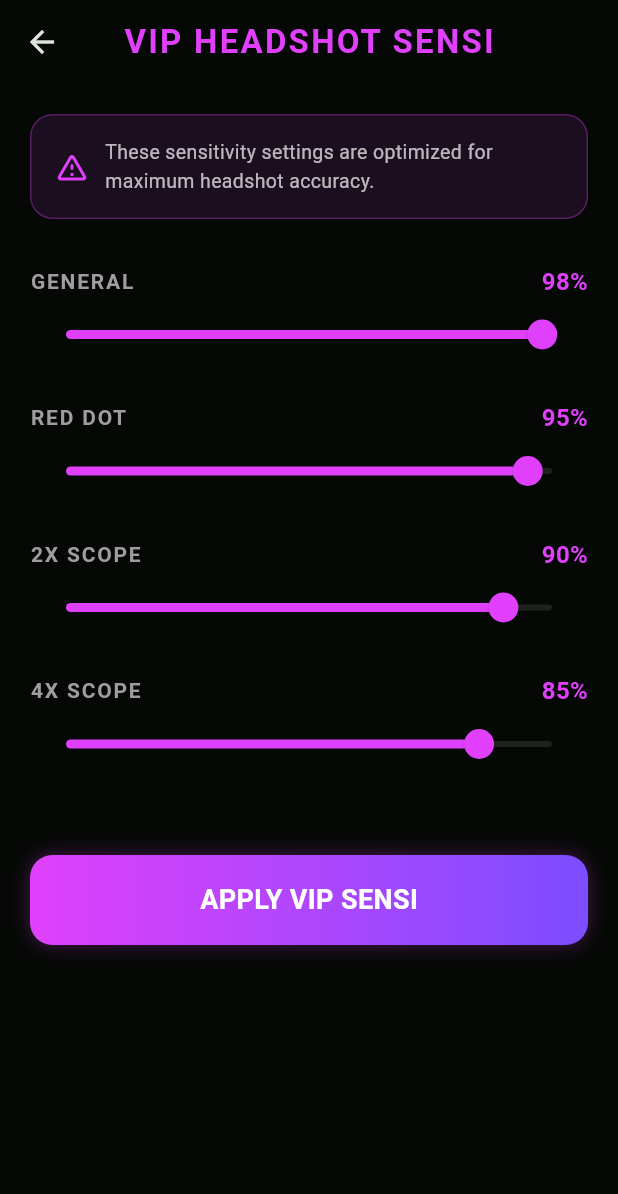
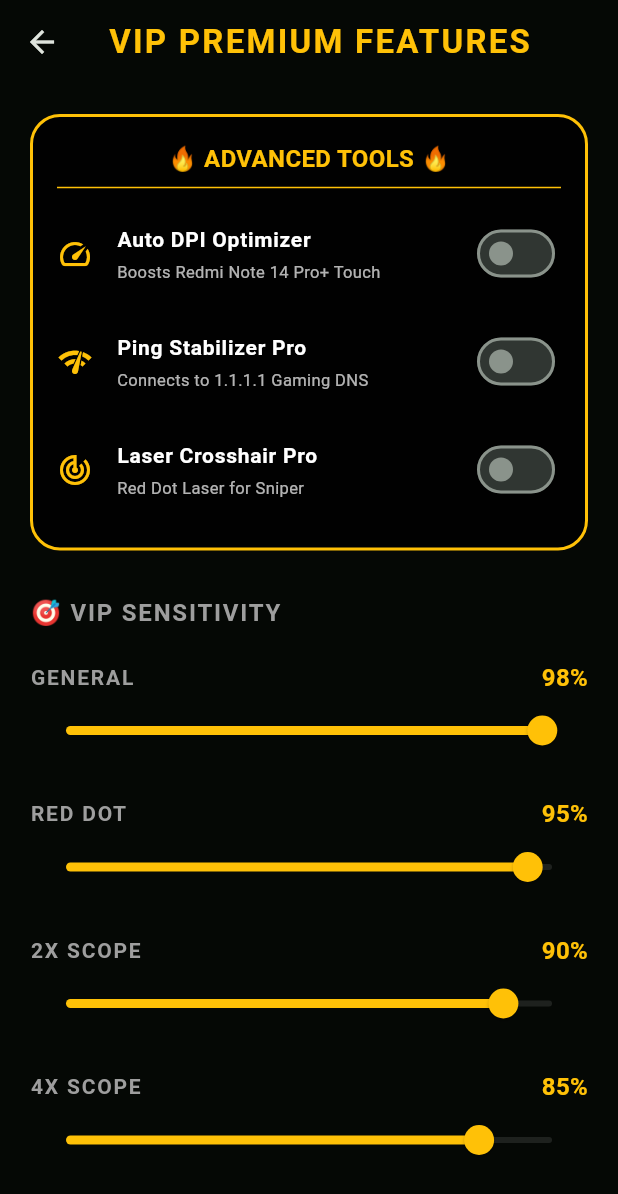
Before and after one commit to mdzaberahmed/my_new_apps, a Flutter app: the VipSensiPage screen opened directly, on a phone screen of 412 x 824 dp. Shown: the top 1194 px of the screen. Run offline on Flutter 3.47's test engine with Material 3 defaults, Android fonts, the phone set to English and light mode, and no system bars; our stand-ins replace google_mobile_ads; missing offline and left inert: installed_apps.

Commit message:
git push origin main

```diff
--- a/lib/main.dart
+++ b/lib/main.dart
@@ -1,4 +1,4 @@
-            import 'dart:async';
+import 'dart:async';
 import 'package:flutter/material.dart';
 import 'package:installed_apps/installed_apps.dart';
 import 'package:installed_apps/app_info.dart';
@@ -47,7 +47,6 @@ class _PremiumBoostPanelState extends State<PremiumBoostPanel> with TickerProvid
   List<AppInfo> _installedApps = [];
   bool _isLoadingApps = true;
 
-  // শুধুমাত্র ভিআইপি বাটনের জন্য Rewarded Ad
   RewardedAd? _rewardedAd;
 
   @override
@@ -58,13 +57,12 @@ class _PremiumBoostPanelState extends State<PremiumBoostPanel> with TickerProvid
       if(mounted) setState(() { _ping = 50 + math.Random().nextInt(10); _temp = 38 + math.Random().nextInt(4); });
     });
     _loadApps();
-    _loadRewardedAd(); // অ্যাপ ওপেন হলেই ভিডিও অ্যাড লোড হয়ে থাকবে
+    _loadRewardedAd();
   }
 
-  // আপনার আসল Rewarded ID দিয়ে অ্যাড লোড করা হচ্ছে
   void _loadRewardedAd() {
     RewardedAd.load(
-      adUnitId: 'ca-app-pub-1591007651969921/1768812277', // Your Real Rewarded ID
+      adUnitId: 'ca-app-pub-1591007651969921/1768812277',
       request: const AdRequest(),
       rewardedAdLoadCallback: RewardedAdLoadCallback(
         onAdLoaded: (ad) => _rewardedAd = ad,
@@ -73,13 +71,12 @@ class _PremiumBoostPanelState extends State<PremiumBoostPanel> with TickerProvid
     );
   }
 
-  // ভিআইপি বাটনে ক্লিক করলে এই ফাংশনটি কাজ করবে
   void _showRewardedAdAndNavigate() {
     if (_rewardedAd != null) {
       _rewardedAd!.fullScreenContentCallback = FullScreenContentCallback(
         onAdDismissedFullScreenContent: (ad) {
           ad.dispose();
-          _loadRewardedAd(); // পরের বারের জন্য আবার অ্যাড লোড করবে
+          _loadRewardedAd();
         },
         onAdFailedToShowFullScreenContent: (ad, error) {
           ad.dispose();
@@ -88,12 +85,10 @@ class _PremiumBoostPanelState extends State<PremiumBoostPanel> with TickerProvid
         },
       );
 
-      // ভিডিও অ্যাড দেখা শেষ হলে ইউজারের পুরস্কার (VIP পেজে যাওয়া)
       _rewardedAd!.show(onUserEarnedReward: (AdWithoutView ad, RewardItem reward) {
         Navigator.push(context, MaterialPageRoute(builder: (context) => const VipSensiPage()));
       });
     } else {
-      // যদি নেট প্রবলেমের কারণে অ্যাড লোড না হয়, তবে এমনিতেই পেজে ঢুকতে দেবে
       Navigator.push(context, MaterialPageRoute(builder: (context) => const VipSensiPage()));
       _loadRewardedAd();
     }
@@ -124,7 +119,7 @@ class _PremiumBoostPanelState extends State<PremiumBoostPanel> with TickerProvid
   @override
   Widget build(BuildContext context) {
     return Scaffold(
-      appBar: AppBar(title: const Text('FF GAMING HUB'), leading: const Icon(Icons.menu)),
+      appBar: AppBar(title: const Text('FF GAMING HUB PREMIUM'), leading: const Icon(Icons.menu)),
       body: SingleChildScrollView(
         padding: const EdgeInsets.all(20.0),
         child: Column(
@@ -217,11 +212,11 @@ class _PremiumBoostPanelState extends State<PremiumBoostPanel> with TickerProvid
 
   Widget _buildVipSensiButton() {
     return InkWell(
-      onTap: _showRewardedAdAndNavigate, // <--- ভিডিও অ্যাড ফাংশন
+      onTap: _showRewardedAdAndNavigate,
       child: Container(
         height: 70, width: double.infinity,
         decoration: BoxDecoration(color: const Color(0xFF1A221A), borderRadius: BorderRadius.circular(20), border: Border.all(color: Colors.purpleAccent.withOpacity(0.3))),
-        child: const Row(mainAxisAlignment: MainAxisAlignment.center, children: [Icon(Icons.radar, color: Colors.purpleAccent), SizedBox(width: 10), Text("🔥 VIP SENSI (HEADSHOT)", style: TextStyle(color: Colors.purpleAccent, fontWeight: FontWeight.bold))]),
+        child: const Row(mainAxisAlignment: MainAxisAlignment.center, children: [Icon(Icons.stars, color: Colors.purpleAccent), SizedBox(width: 10), Text("👑 UNLOCK VIP FEATURES", style: TextStyle(color: Colors.purpleAccent, fontWeight: FontWeight.bold, fontSize: 16))]),
       ),
     );
   }
@@ -242,7 +237,7 @@ class _PremiumBoostPanelState extends State<PremiumBoostPanel> with TickerProvid
                   itemBuilder: (context, index) {
                     AppInfo app = _installedApps[index];
                     return GestureDetector(
-                      onTap: () => InstalledApps.startApp(app.packageName!), // <--- গেম সরাসরি ওপেন হবে, কোনো অ্যাড নেই
+                      onTap: () => InstalledApps.startApp(app.packageName!),
                       child: Container(
                         width: 75, margin: const EdgeInsets.only(right: 12),
                         child: Column(
@@ -430,7 +425,7 @@ class _CrosshairPageState extends State<CrosshairPage> {
 }
 
 // ==========================================
-// 4. VIP SENSI PAGE
+// 4. VIP PREMIUM PAGE (MERGED)
 // ==========================================
 class VipSensiPage extends StatefulWidget {
   const VipSensiPage({super.key});
@@ -443,6 +438,12 @@ class _VipSensiPageState extends State<VipSensiPage> {
   double redDot = 95;
   double scope2x = 90;
   double scope4x = 85;
+
+  // New VIP Toggles
+  bool isDPIBoosted = false;
+  bool isPingFixed = false;
+  bool isLaserEnabled = false;
+
   bool isApplying = false;
 
   void applySensi() {
@@ -450,27 +451,53 @@ class _VipSensiPageState extends State<VipSensiPage> {
     Timer(const Duration(seconds: 2), () {
       setState(() => isApplying = false);
       if(mounted) {
-        ScaffoldMessenger.of(context).showSnackBar(const SnackBar(content: Text("VIP Headshot Sensi Applied Successfully!"), backgroundColor: Colors.purpleAccent));
+        ScaffoldMessenger.of(context).showSnackBar(const SnackBar(content: Text("All VIP Settings Applied Successfully!"), backgroundColor: Colors.amber));
         Navigator.pop(context);
       }
     });
   }
 
+  void _showToggleMsg(String msg) {
+    ScaffoldMessenger.of(context).showSnackBar(SnackBar(content: Text(msg), backgroundColor: Colors.amber[700], behavior: SnackBarBehavior.floating, duration: const Duration(milliseconds: 1500)));
+  }
+
   @override
   Widget build(BuildContext context) {
     return Scaffold(
-      appBar: AppBar(title: const Text("VIP HEADSHOT SENSI", style: TextStyle(color: Colors.purpleAccent))),
+      appBar: AppBar(title: const Text("VIP PREMIUM FEATURES", style: TextStyle(color: Colors.amber))),
       body: SingleChildScrollView(
         padding: const EdgeInsets.all(20),
         child: Column(
           crossAxisAlignment: CrossAxisAlignment.start,
           children: [
+            // 1. VIP TOGGLES SECTION
             Container(
-              padding: const EdgeInsets.all(15),
-              decoration: BoxDecoration(color: Colors.purpleAccent.withOpacity(0.1), borderRadius: BorderRadius.circular(15), border: Border.all(color: Colors.purpleAccent.withOpacity(0.3))),
-              child: Row(children: const [Icon(Icons.warning_amber_rounded, color: Colors.purpleAccent), SizedBox(width: 10), Expanded(child: Text("These sensitivity settings are optimized for maximum headshot accuracy.", style: TextStyle(color: Colors.white70, fontSize: 13)))]),
+              padding: const EdgeInsets.all(16),
+              decoration: BoxDecoration(color: Colors.black87, borderRadius: BorderRadius.circular(20), border: Border.all(color: Colors.amber, width: 2)),
+              child: Column(
+                children: [
+                  const Text("🔥 ADVANCED TOOLS 🔥", style: TextStyle(color: Colors.amber, fontSize: 16, fontWeight: FontWeight.bold)),
+                  const Divider(color: Colors.amber),
+                  _buildVipToggle("Auto DPI Optimizer", "Boosts Redmi Note 14 Pro+ Touch", Icons.speed, isDPIBoosted, (val) {
+                    setState(() => isDPIBoosted = val);
+                    if(val) _showToggleMsg("DPI Optimized for Max Headshots");
+                  }),
+                  _buildVipToggle("Ping Stabilizer Pro", "Connects to 1.1.1.1 Gaming DNS", Icons.network_check, isPingFixed, (val) {
+                    setState(() => isPingFixed = val);
+                    if(val) _showToggleMsg("Ping Stabilized!");
+                  }),
+                  _buildVipToggle("Laser Crosshair Pro", "Red Dot Laser for Sniper", Icons.track_changes, isLaserEnabled, (val) {
+                    setState(() => isLaserEnabled = val);
+                    if(val) _showToggleMsg("Laser Crosshair Enabled");
+                  }),
+                ],
+              ),
             ),
             const SizedBox(height: 30),
+
+            // 2. VIP SENSI SECTION
+            const Text("🎯 VIP SENSITIVITY", style: TextStyle(fontSize: 16, fontWeight: FontWeight.bold, color: Colors.grey, letterSpacing: 1.2)),
+            const SizedBox(height: 20),
             _buildSensiSlider("GENERAL", general, (val) => setState(() => general = val)),
             const SizedBox(height: 20),
             _buildSensiSlider("RED DOT", redDot, (val) => setState(() => redDot = val)),
@@ -479,12 +506,14 @@ class _VipSensiPageState extends State<VipSensiPage> {
             const SizedBox(height: 20),
             _buildSensiSlider("4X SCOPE", scope4x, (val) => setState(() => scope4x = val)),
             const SizedBox(height: 50),
+
+            // 3. APPLY BUTTON
             InkWell(
               onTap: isApplying ? null : applySensi,
               child: Container(
                 height: 60, width: double.infinity,
-                decoration: BoxDecoration(gradient: const LinearGradient(colors: [Colors.purpleAccent, Colors.deepPurpleAccent]), borderRadius: BorderRadius.circular(15), boxShadow: [BoxShadow(color: Colors.purpleAccent.withOpacity(0.3), blurRadius: 10)]),
-                child: Center(child: isApplying ? const CircularProgressIndicator(color: Colors.white) : const Text("APPLY VIP SENSI", style: TextStyle(fontSize: 18, fontWeight: FontWeight.bold, color: Colors.white))),
+                decoration: BoxDecoration(gradient: const LinearGradient(colors: [Colors.amber, Colors.orange]), borderRadius: BorderRadius.circular(15), boxShadow: [BoxShadow(color: Colors.amber.withOpacity(0.3), blurRadius: 10)]),
+                child: Center(child: isApplying ? const CircularProgressIndicator(color: Colors.black) : const Text("APPLY ALL VIP SETTINGS", style: TextStyle(fontSize: 18, fontWeight: FontWeight.bold, color: Colors.black))),
               ),
             )
           ],
@@ -493,12 +522,22 @@ class _VipSensiPageState extends State<VipSensiPage> {
     );
   }
 
+  Widget _buildVipToggle(String title, String subtitle, IconData icon, bool value, Function(bool) onChanged) {
+    return ListTile(
+      contentPadding: EdgeInsets.zero,
+      leading: Icon(icon, color: Colors.amber),
+      title: Text(title, style: const TextStyle(color: Colors.white, fontWeight: FontWeight.bold, fontSize: 14)),
+      subtitle: Text(subtitle, style: const TextStyle(color: Colors.white70, fontSize: 11)),
+      trailing: Switch(value: value, onChanged: onChanged, activeColor: Colors.amber),
+    );
+  }
+
   Widget _buildSensiSlider(String title, double value, Function(double) onChanged) {
     return Column(
       crossAxisAlignment: CrossAxisAlignment.start,
       children: [
-        Row(mainAxisAlignment: MainAxisAlignment.spaceBetween, children: [Text(title, style: const TextStyle(fontSize: 14, fontWeight: FontWeight.bold, color: Colors.grey, letterSpacing: 1.2)), Text("${value.toInt()}%", style: const TextStyle(fontSize: 16, fontWeight: FontWeight.bold, color: Colors.purpleAccent))]),
-        Slider(value: value, min: 0, max: 100, activeColor: Colors.purpleAccent, inactiveColor: Colors.white10, onChanged: onChanged),
+        Row(mainAxisAlignment: MainAxisAlignment.spaceBetween, children: [Text(title, style: const TextStyle(fontSize: 14, fontWeight: FontWeight.bold, color: Colors.grey, letterSpacing: 1.2)), Text("${value.toInt()}%", style: const TextStyle(fontSize: 16, fontWeight: FontWeight.bold, color: Colors.amber))]),
+        Slider(value: value, min: 0, max: 100, activeColor: Colors.amber, inactiveColor: Colors.white10, onChanged: onChanged),
       ],
     );
   }
```
